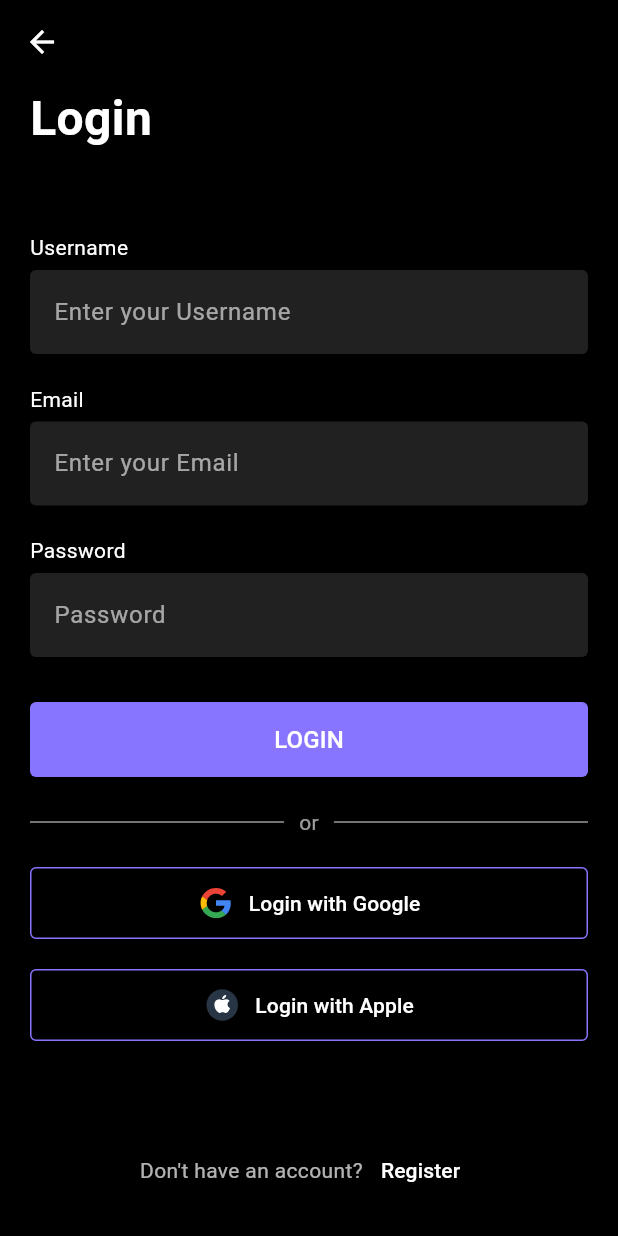
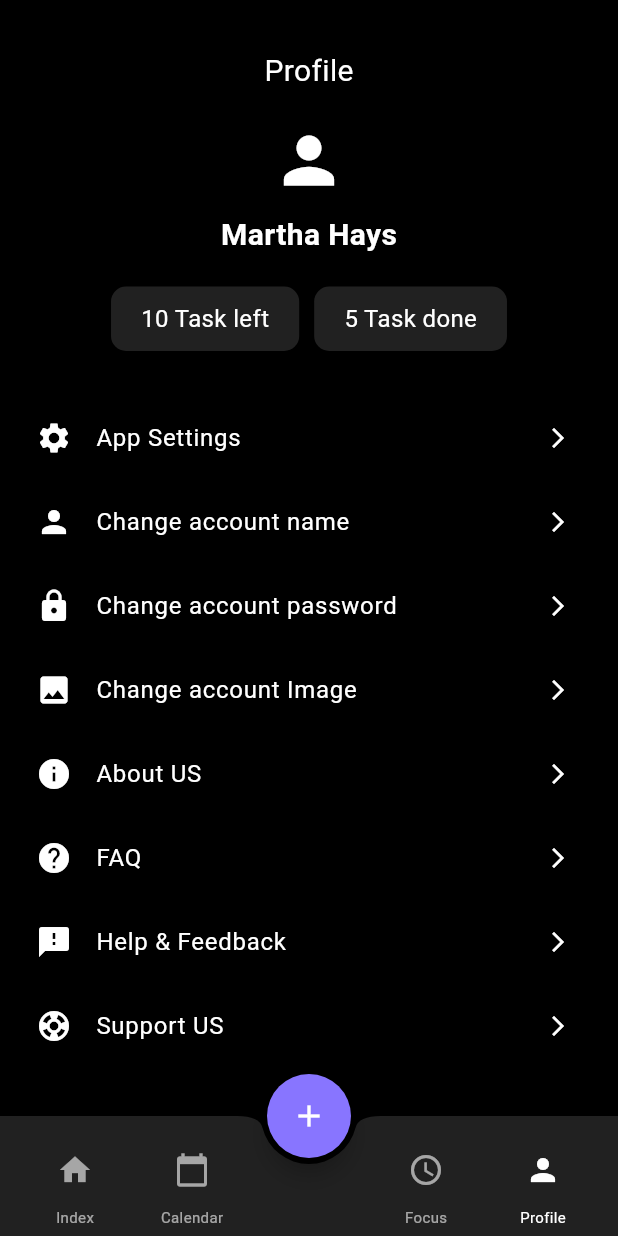
Before and after one commit to Piyush1716/flutter-smart-tasks, a Flutter app: the screen it shows after launch, on a phone screen of 412 x 824 dp. Run offline on Flutter 3.47's test engine with Material 3 defaults, Android fonts, the phone set to English and light mode, and no system bars; our stand-ins replace cloud_firestore, firebase_auth, firebase_core, flutter_svg, lucide_icons, smooth_page_indicator; accounts and stored records are empty.

Commit message:
Profile Page and Navigatios

```diff
--- a/lib/home/home_screen.dart
+++ b/lib/home/home_screen.dart
@@ -5,6 +5,7 @@ import 'package:todoapp/Task%20Pages/task_item.dart';
 import 'package:todoapp/home/add_task_screen.dart';
 import 'package:todoapp/home/category_selection_page.dart';
 import 'package:todoapp/pages/loginpage.dart';
+import 'package:todoapp/pages/profile_page.dart';
 import 'package:todoapp/services/auth_services.dart';
 import 'package:todoapp/services/task_services.dart';
 import 'package:todoapp/theme/appcolor.dart';
@@ -91,6 +92,7 @@ class _HomePageState extends State<HomePage> {
           );
         },
         backgroundColor: Appcolor.primary,
+        shape: CircleBorder(),
         child: Icon(Icons.add, color: Colors.white),
       ),
       floatingActionButtonLocation: FloatingActionButtonLocation.centerDocked,
@@ -123,25 +125,37 @@ class _HomePageState extends State<HomePage> {
   Widget _buildBottomNavBar() {
     return BottomAppBar(
       shape: CircularNotchedRectangle(),
-      notchMargin: 8.0,
+      notchMargin: 4.0,
       color: Colors.grey[900],
       child: Padding(
-        padding: EdgeInsets.symmetric(horizontal: 10),
+        padding: EdgeInsets.symmetric(horizontal: 10,),
         child: Row(
           mainAxisAlignment: MainAxisAlignment.spaceBetween,
           children: [
             Row(
               children: [
-                _buildNavItem(Icons.home, "Index", true),
+                _buildNavItem(Icons.home, "Index", true, () {
+                  // Navigator.pushReplacement(context,
+                  //     MaterialPageRoute(builder: (context) => HomePage()));
+                }),
                 SizedBox(width: 30),
-                _buildNavItem(Icons.calendar_today, "Calendar", false),
+                _buildNavItem(Icons.calendar_today, "Calendar", false, () {
+                  // Navigator.pushReplacement(context,
+                  //     MaterialPageRoute(builder: (context) => HomePage()));
+                }),
               ],
             ),
             Row(
               children: [
-                _buildNavItem(Icons.access_time, "Focus", false),
+                _buildNavItem(Icons.access_time, "Focus", false, () {
+                  // Navigator.pushReplacement(context,
+                  //     MaterialPageRoute(builder: (context) => HomePage()));
+                }),
                 SizedBox(width: 30),
-                _buildNavItem(Icons.person, "Profile", false),
+                _buildNavItem(Icons.person, "Profile", false, () {
+                  Navigator.pushReplacement(context,
+                      MaterialPageRoute(builder: (context) => ProfilePage()));
+                }),
               ],
             ),
           ],
@@ -150,15 +164,15 @@ class _HomePageState extends State<HomePage> {
     );
   }
 
-  Widget _buildNavItem(IconData icon, String label, bool isActive) {
+  Widget _buildNavItem(IconData icon, String label, bool isActive, void Function() ontap) {
     return Column(
       mainAxisSize: MainAxisSize.min,
       children: [
-        Icon(icon, color: isActive ? Colors.white : Colors.white60),
+        IconButton(icon: Icon(icon,size: 24, color: isActive ? Colors.white : Colors.white60), onPressed: ontap,),
         Text(
           label,
           style: TextStyle(
-            fontSize: 12,
+            fontSize: 10,
             color: isActive ? Colors.white : Colors.white60,
           ),
         ),
--- a/lib/main.dart
+++ b/lib/main.dart
@@ -3,6 +3,7 @@ import 'package:flutter/material.dart';
 import 'package:todoapp/firebase_options.dart';
 import 'package:todoapp/home/home_screen.dart';
 import 'package:todoapp/pages/loginpage.dart';
+import 'package:todoapp/pages/profile_page.dart';
 import 'package:todoapp/services/auth_services.dart';
 
 void main() async {
@@ -20,7 +21,8 @@ class MyApp extends StatelessWidget {
   Widget build(BuildContext context) {
     return MaterialApp(
       debugShowCheckedModeBanner: false,
-      home: authServices.getCureUser()!=null ? HomePage() : LoginPage(),
+      // home: authServices.getCureUser()!=null ? HomePage() : LoginPage(),
+      home: ProfilePage(),
     );
   }
 }
--- /dev/null
+++ b/lib/pages/profile_page.dart
@@ -0,0 +1,196 @@
+import 'package:flutter/material.dart';
+import 'package:todoapp/home/add_task_screen.dart';
+import 'package:todoapp/home/home_screen.dart';
+import 'package:todoapp/pages/loginpage.dart';
+import 'package:todoapp/services/auth_services.dart';
+import 'package:todoapp/theme/appcolor.dart';
+
+class ProfilePage extends StatefulWidget {
+  @override
+  State<ProfilePage> createState() => _HomePageState();
+}
+
+class _HomePageState extends State<ProfilePage> {
+  Future<void> logout(BuildContext context) async {
+    final AuthServices authServices = AuthServices();
+    await authServices.signout();
+    Navigator.pushReplacement(
+        context, MaterialPageRoute(builder: (context) => LoginPage()));
+  }
+
+  @override
+  Widget build(BuildContext context) {
+    return Scaffold(
+      backgroundColor: Colors.black,
+      body: Padding(
+        padding: const EdgeInsets.all(8.0),
+        child: Column(
+            crossAxisAlignment: CrossAxisAlignment.center,
+            children: [
+              const SizedBox(height: 25),
+              Text("Profile", style: TextStyle(color: Colors.white, fontSize: 20)),
+              const SizedBox(height: 20),
+              Icon(Icons.person, size: 50,color: Colors.white,),
+              const SizedBox(height: 10),
+              const Text(
+                'Martha Hays',
+                style: TextStyle(color: Colors.white, fontSize: 20, fontWeight: FontWeight.bold),
+              ),
+              const SizedBox(height: 20),
+              Row(
+                mainAxisAlignment: MainAxisAlignment.center,
+                children: [
+                  _taskStatusCard('10 Task left'),
+                  const SizedBox(width: 10),
+                  _taskStatusCard('5 Task done'),
+                ],
+              ),
+              SizedBox(height: 30),
+              Expanded(
+                child: SingleChildScrollView(
+                  child: Column(
+                  children: [
+                    _settingsOption(Icons.settings, 'App Settings'),
+                    _settingsOption(Icons.person, 'Change account name'),
+                    _settingsOption(Icons.lock, 'Change account password'),
+                    _settingsOption(Icons.image, 'Change account Image'),
+                    _settingsOption(Icons.info, 'About US'),
+                    _settingsOption(Icons.help, 'FAQ'),
+                    _settingsOption(Icons.feedback, 'Help & Feedback'),
+                    _settingsOption(Icons.support, 'Support US'),
+                    TextButton.icon(
+                      onPressed: () {},
+                      icon: const Icon(Icons.logout, color: Colors.red),
+                      label: const Text('Log out',
+                          style: TextStyle(color: Colors.red)),
+                    ),
+                  ],
+                                ),
+                ),
+              ),
+              SizedBox(height: 40),
+            ],
+          ),
+      ),
+      floatingActionButton: FloatingActionButton(
+        onPressed: () {
+          showModalBottomSheet(
+            context: context,
+            isScrollControlled: true,
+            backgroundColor: Colors.transparent,
+            builder: (context) => DraggableScrollableSheet(
+              initialChildSize: 0.4,
+              minChildSize: 0.2,
+              maxChildSize: 0.9,
+              expand: false,
+              builder: (context, scrollController) {
+                return AddTaskSheet(scrollController: scrollController);
+              },
+            ),
+          );
+        },
+        backgroundColor: Appcolor.primary,
+        shape: CircleBorder(),
+        child: Icon(Icons.add, color: Colors.white),
+      ),
+      floatingActionButtonLocation: FloatingActionButtonLocation.centerDocked,
+      bottomNavigationBar: _buildBottomNavBar(),
+    );
+  }
+
+  Widget _buildBottomNavBar() {
+    return BottomAppBar(
+      shape: CircularNotchedRectangle(),
+      notchMargin: 4.0,
+      color: Colors.grey[900],
+      child: Padding(
+        padding: EdgeInsets.symmetric(
+          horizontal: 10,
+        ),
+        child: Row(
+          mainAxisAlignment: MainAxisAlignment.spaceBetween,
+          children: [
+            Row(
+              children: [
+                _buildNavItem(Icons.home, "Index", false,
+                  (){
+                    Navigator.pushReplacement(context, MaterialPageRoute(builder: (context) => HomePage()));
+                  }
+                ),
+                SizedBox(width: 30),
+                _buildNavItem(Icons.calendar_today, "Calendar", false,
+                  (){
+                    // Navigator.pushReplacement(context, MaterialPageRoute(builder: (context) => HomePage()));
+                  }
+                ),
+              ],
+            ),
+            Row(
+              children: [
+                _buildNavItem(Icons.access_time, "Focus", false,
+                  (){
+                    // Navigator.pushReplacement(context, MaterialPageRoute(builder: (context) => HomePage()));
+                  }
+                ),
+                SizedBox(width: 30),
+                _buildNavItem(Icons.person, "Profile", true,
+                  (){
+                    // Navigator.pushReplacement(context, MaterialPageRoute(builder: (context) => HomePage()));
+                  }
+                ),
+              ],
+            ),
+          ],
+        ),
+      ),
+    );
+  }
+
+  Widget _buildNavItem(
+      IconData icon, String label, bool isActive, void Function() ontap) {
+    return Column(
+      mainAxisSize: MainAxisSize.min,
+      children: [
+        IconButton(
+          icon: Icon(icon,
+              size: 24, color: isActive ? Colors.white : Colors.white60),
+          onPressed: ontap,
+        ),
+        Text(
+          label,
+          style: TextStyle(
+            fontSize: 10,
+            color: isActive ? Colors.white : Colors.white60,
+          ),
+        ),
+      ],
+    );
+  }
+
+  Widget _taskStatusCard(String text) {
+    return Container(
+      padding: const EdgeInsets.symmetric(horizontal: 20, vertical: 10),
+      decoration: BoxDecoration(
+        color: Colors.grey[900],
+        borderRadius: BorderRadius.circular(10),
+      ),
+      child: Text(
+        text,
+        style: const TextStyle(color: Colors.white, fontSize: 16),
+      ),
+    );
+  }
+
+  Widget _settingsOption(IconData icon, String title) {
+    return ListTile(
+      leading: Icon(icon, color: Colors.white),
+      title: Text(
+        title,
+        style: const TextStyle(color: Colors.white, fontSize: 16),
+      ),
+      trailing: const Icon(Icons.arrow_forward_ios, color: Colors.white, size: 16),
+      onTap: () {},
+    );
+  }
+
+}
--- a/lib/services/task_services.dart
+++ b/lib/services/task_services.dart
@@ -1,5 +1,4 @@
 import 'package:cloud_firestore/cloud_firestore.dart';
-import 'package:firebase_auth/firebase_auth.dart';
 import 'package:flutter/material.dart';
 import 'package:todoapp/home/home_screen.dart';
 import 'package:todoapp/services/auth_services.dart';
```
